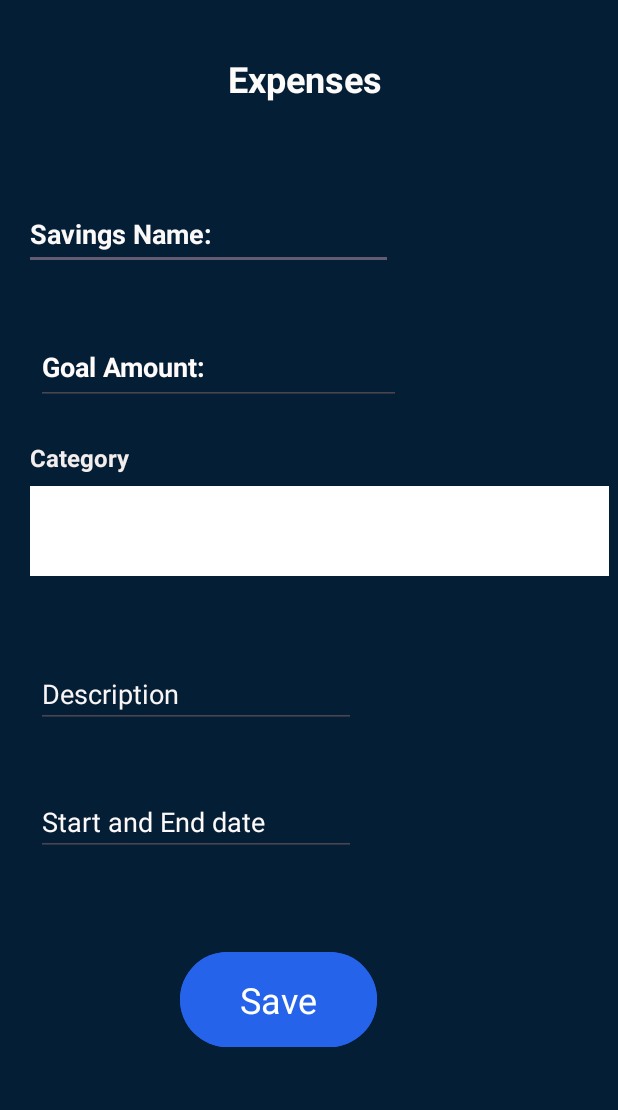
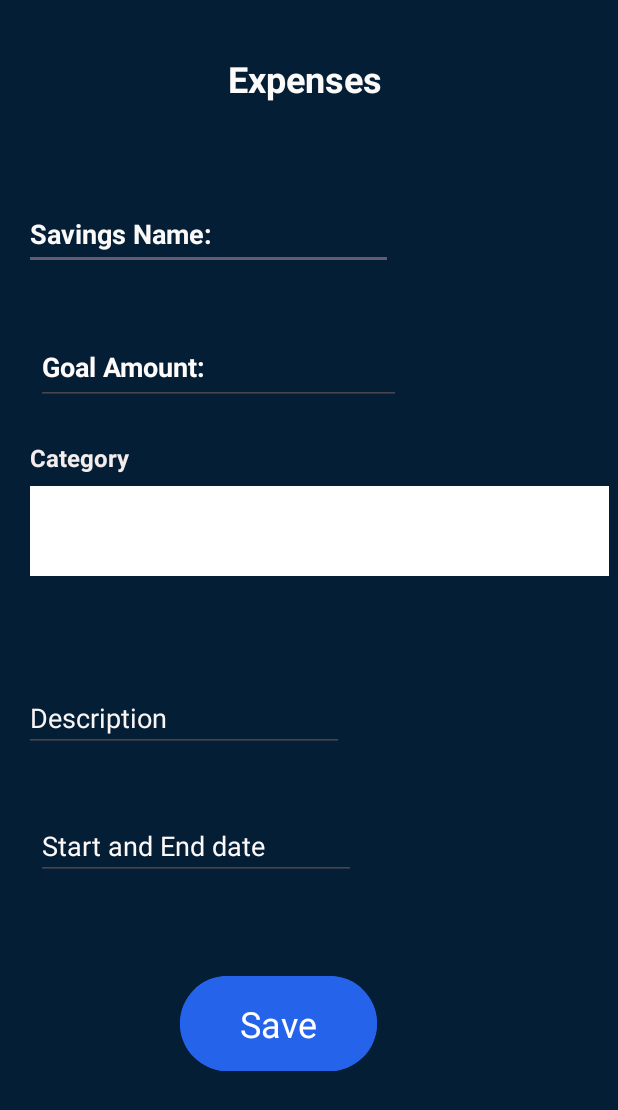
Before and after one commit to AmahleMsomi/Open_Source_SmartSpend2, an Android app built with Jetpack Compose: the addExpense screen opened directly, with no data from a screen before it, on a phone screen of 412 x 824 dp. Shown: the top 1110 px of the screen. Run offline under Robolectric (Android 15) with nearby library versions, the phone set to English and light mode, and no system bars; Roboto replaces fonts that are not available here.

Commit message:
layout changes
changing layout of "add_expenses" page

```diff
--- a/app/src/main/res/layout/activity_add_expense.xml
+++ b/app/src/main/res/layout/activity_add_expense.xml
@@ -106,8 +106,8 @@
         android:id="@+id/etDescription"
         android:layout_width="wrap_content"
         android:layout_height="wrap_content"
-        android:layout_marginStart="24dp"
-        android:layout_marginTop="56dp"
+        android:layout_marginStart="16dp"
+        android:layout_marginTop="72dp"
         android:ems="10"
         android:inputType="text"
         android:text="Description"
--- a/app/src/main/res/layout/activity_log_in.xml
+++ b/app/src/main/res/layout/activity_log_in.xml
@@ -11,7 +11,7 @@
         android:id="@+id/etUsernameee"
         android:layout_width="wrap_content"
         android:layout_height="wrap_content"
-        android:layout_marginStart="48dp"
+        android:layout_marginStart="24dp"
         android:layout_marginTop="24dp"
         android:ems="10"
         android:inputType="text"
```
